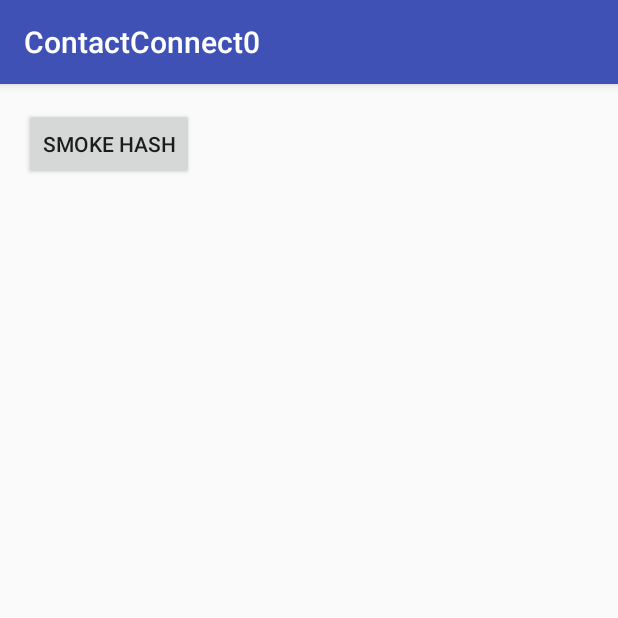
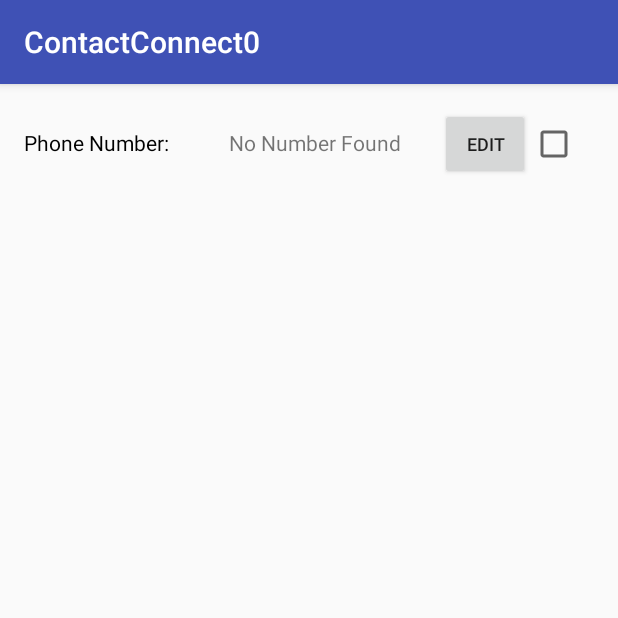
Before and after one commit to eugene-galkine/ContactConnect0, an Android app: the MainActivity screen opened directly, with no data from a screen before it, on a phone screen of 412 x 824 dp, the top half of it. Run offline under Robolectric (Android 15) with nearby library versions, the phone set to English and light mode, and no system bars.

Commit message:
Added phone number contact as contact info
-reduced timout length from 10 seconds to 8
-timout message instead of toast
-phone number connection added to list
-get phone number permission

```diff
--- a/app/src/main/AndroidManifest.xml
+++ b/app/src/main/AndroidManifest.xml
@@ -7,6 +7,7 @@
     <uses-permission android:name="android.permission.READ_PROFILE"/>
     <uses-permission android:name="android.permission.READ_CONTACTS"/>
     <uses-permission android:name="android.permission.INTERNET"/>
+    <uses-permission android:name="android.permission.READ_SMS"/>
 
     <application
         android:allowBackup="true"
--- a/app/src/main/java/com/eg/contactconnect0/Client.java
+++ b/app/src/main/java/com/eg/contactconnect0/Client.java
@@ -25,7 +25,8 @@ public class Client
 
     private Client()
     {
-
+        this.UserName = "";
+        this.Password = "";
     }
 
     public void connect (String userName, String password)
@@ -39,6 +40,9 @@ public class Client
 
     private void connect()
     {
+        if (UserName.equals("") && Password.equals(""))
+            return;
+
         if (ClientSocket != null)
         {
             for (StackTraceElement ste : Thread.currentThread().getStackTrace())
@@ -85,6 +89,11 @@ public class Client
         {
             OutToServer.writeBytes(s + '\n');
         } catch (Exception e) {e.printStackTrace();}
+    }
+
+    public void contactInfo (String type, String id)
+    {
+        sendMessage("CONTACT_INFO" + type + ":" + id);
     }
 
     public boolean isHasResponse()
--- /dev/null
+++ b/app/src/main/java/com/eg/contactconnect0/IContact.java
@@ -0,0 +1,22 @@
+package com.eg.contactconnect0;
+
+import android.widget.CheckBox;
+import android.widget.TextView;
+
+/**
+ * Created by Eugene Galkine on 1/12/2017.
+ */
+
+public abstract class IContact
+{
+    protected TextView dataTextView;
+    protected CheckBox checkBox;
+
+    public IContact (TextView dataField, CheckBox box)
+    {
+        this.dataTextView = dataField;
+        this.checkBox = box;
+    }
+
+    public abstract void editData();
+}
--- a/app/src/main/java/com/eg/contactconnect0/LoginActivity.java
+++ b/app/src/main/java/com/eg/contactconnect0/LoginActivity.java
@@ -372,8 +372,8 @@ public class LoginActivity extends AppCompatActivity implements LoaderCallbacks<
 
             try
             {
-                // Wait for 10 seconds
-                for (int i = 0; i < 40; i++)
+                // Wait for 8 seconds
+                for (int i = 0; i < 32; i++)
                 {
                     Thread.sleep(250);
                     if (Client.instance.isHasResponse())
@@ -387,13 +387,13 @@ public class LoginActivity extends AppCompatActivity implements LoaderCallbacks<
                     return Client.instance.isConnectionAccepted();
                 } else
                 {
-                    LoginActivity.this.runOnUiThread(new Runnable()
-                    {
-                        public void run()
-                        {
-                            Toast.makeText(getApplicationContext(), "Connection Timed Out", Toast.LENGTH_LONG).show();
-                        }
-                    });
+                    //LoginActivity.this.runOnUiThread(new Runnable()
+                    //{
+                    //    public void run()
+                    //    {
+                    //        Toast.makeText(getApplicationContext(), "Connection Timed Out", Toast.LENGTH_LONG).show();
+                    //    }
+                    //});
                     return false;
                 }
             } catch (InterruptedException e)
@@ -415,7 +415,11 @@ public class LoginActivity extends AppCompatActivity implements LoaderCallbacks<
                 startActivity(intent);
             } else
             {
-                mPasswordView.setError(getString(R.string.error_incorrect_password));
+                if (Client.instance.isHasResponse())
+                    mPasswordView.setError(getString(R.string.error_incorrect_password));
+                else
+                    mPasswordView.setError(getString(R.string.error_connection_failed));
+
                 mPasswordView.requestFocus();
             }
         }
--- a/app/src/main/java/com/eg/contactconnect0/MainActivity.java
+++ b/app/src/main/java/com/eg/contactconnect0/MainActivity.java
@@ -1,15 +1,106 @@
 package com.eg.contactconnect0;
 
+import android.annotation.TargetApi;
+import android.content.Context;
+import android.content.pm.PackageManager;
+import android.os.Build;
+import android.support.annotation.NonNull;
+import android.support.design.widget.Snackbar;
 import android.support.v7.app.AppCompatActivity;
 import android.os.Bundle;
+import android.telephony.TelephonyManager;
+import android.view.View;
+import android.widget.CheckBox;
+import android.widget.TextView;
+
+import static android.Manifest.permission.READ_CONTACTS;
+import static android.Manifest.permission.READ_SMS;
 
 public class MainActivity extends AppCompatActivity
 {
+    private static final int REQUEST_READ_SMS = 1;
+
+    private PhoneConnection phoneConnection;
 
     @Override
     protected void onCreate(Bundle savedInstanceState)
     {
         super.onCreate(savedInstanceState);
         setContentView(R.layout.activity_main);
+
+        //set up contact methods
+        phoneConnection = new PhoneConnection(
+                (TextView)findViewById(R.id.phoneTextView),
+                (CheckBox)findViewById(R.id.phoneCheckBox),
+                (TelephonyManager)getApplicationContext().getSystemService(Context.TELEPHONY_SERVICE),
+                this);
+    }
+
+    public void phoneEditButton(View view)
+    {
+        phoneConnection.editData();
+    }
+
+    public boolean mayReadPhone()
+    {
+        if (Build.VERSION.SDK_INT < Build.VERSION_CODES.M)
+        {
+            return true;
+        }
+        if (checkSelfPermission(READ_SMS) == PackageManager.PERMISSION_GRANTED)
+        {
+            return true;
+        }
+        if (shouldShowRequestPermissionRationale(READ_SMS))
+        {
+            Snackbar.make(findViewById(R.id.phoneTextView), R.string.sms_permission_rationale, Snackbar.LENGTH_INDEFINITE)
+                    .setAction(android.R.string.ok, new View.OnClickListener()
+                    {
+                        @Override
+                        @TargetApi(Build.VERSION_CODES.M)
+                        public void onClick(View v)
+                        {
+                            requestPermissions(new String[]{READ_SMS}, REQUEST_READ_SMS);
+                        }
+                    });
+        } else
+        {
+            requestPermissions(new String[]{READ_SMS}, REQUEST_READ_SMS);
+        }
+        return false;
+    }
+
+    /**
+     * Callback received when a permissions request has been completed.
+     */
+    @Override
+    public void onRequestPermissionsResult(int requestCode, @NonNull String[] permissions,
+                                           @NonNull int[] grantResults)
+    {
+        if (requestCode == REQUEST_READ_SMS)
+        {
+            if (grantResults.length == 1 && grantResults[0] == PackageManager.PERMISSION_GRANTED)
+            {
+                phoneConnection.tryFillForm();
+            }
+        }
+    }
+
+    @Override
+    protected void onPause()
+    {
+        super.onPause();
+
+        //pause client
+        Client.instance.close();
+    }
+
+    @Override
+    protected void onResume()
+    {
+        super.onResume();
+
+        //resume client
+        Client.instance.resume();
     }
 }
--- /dev/null
+++ b/app/src/main/java/com/eg/contactconnect0/PhoneConnection.java
@@ -0,0 +1,53 @@
+package com.eg.contactconnect0;
+
+import android.telephony.TelephonyManager;
+import android.widget.CheckBox;
+import android.widget.TextView;
+
+import static android.Manifest.permission.READ_CONTACTS;
+
+/**
+ * Created by Eugene Galkine on 1/12/2017.
+ */
+
+public class PhoneConnection extends IContact
+{
+    private TelephonyManager tMgr;
+    private MainActivity main;
+
+
+    public PhoneConnection(TextView dataField, CheckBox box, TelephonyManager tMgr, MainActivity ma)
+    {
+        super(dataField, box);
+        this.tMgr = tMgr;
+        this.main = ma;
+
+        tryFillForm();
+    }
+
+    public void tryFillForm()
+    {
+        if (!main.mayReadPhone())
+            return;
+
+        //fill in phone number text field
+        String phoneNum = tMgr.getLine1Number();
+        if (phoneNum != null)
+        {
+            this.dataTextView.setText(phoneNum);
+            Client.instance.contactInfo("Phone", phoneNum);
+        }
+        else
+        {
+            //no phone num
+            this.dataTextView.setText(main.getString(R.string.error_no_num));
+            this.checkBox.setChecked(false);
+        }
+    }
+
+    @Override
+    public void editData()
+    {
+
+    }
+}
--- a/app/src/main/res/layout/activity_main.xml
+++ b/app/src/main/res/layout/activity_main.xml
@@ -11,12 +11,53 @@
     android:paddingTop="@dimen/activity_vertical_margin"
     tools:context="com.eg.contactconnect0.MainActivity">
 
-    <Button
-        android:text="Smoke Hash"
-        android:layout_width="wrap_content"
-        android:layout_height="wrap_content"
+    <TableLayout
+        android:layout_width="match_parent"
+        android:layout_height="match_parent"
         android:layout_alignParentTop="true"
         android:layout_alignParentLeft="true"
-        android:layout_alignParentStart="true"
-        android:id="@+id/button"/>
+        android:layout_alignParentStart="true">
+
+        <TableRow
+            android:layout_width="match_parent"
+            android:layout_height="match_parent"
+            android:weightSum="1"
+            >
+
+            <TextView
+                android:text="Phone Number:"
+                android:layout_width="wrap_content"
+                android:layout_height="wrap_content"
+                android:id="@+id/textView"
+                android:textColor="@android:color/black"
+                android:lines="1"
+                android:layout_weight="0.4"/>
+
+            <TextView
+                android:layout_width="100dp"
+                android:layout_height="wrap_content"
+                android:id="@+id/phoneTextView"
+                android:lines="1"
+                android:layout_weight="0.4"/>
+
+            <Button
+                android:text="Edit"
+                android:layout_width="50dp"
+                android:layout_height="wrap_content"
+                android:id="@+id/phoneEditButton"
+                android:layout_weight="0.1"
+                android:textSize="12sp"
+                android:onClick="phoneEditButton (MainActivity)"/>
+
+            <CheckBox
+                android:layout_width="wrap_content"
+                android:layout_height="wrap_content"
+                android:layout_gravity="end|center_vertical"
+                android:id="@+id/phoneCheckBox"
+                android:checked="true"
+                android:layout_weight="0.1"/>
+
+        </TableRow>
+
+    </TableLayout>
 </RelativeLayout>
--- a/app/src/main/res/values/strings.xml
+++ b/app/src/main/res/values/strings.xml
@@ -13,4 +13,7 @@
     <string name="permission_rationale">"Contacts permissions are needed for providing email
         completions."
     </string>
+    <string name="error_connection_failed">The connection timed out</string>
+    <string name="error_no_num">No Number Found</string>
+    <string name="sms_permission_rationale">"SMS permissions are needed for phone number autofill."</string>
 </resources>
```
